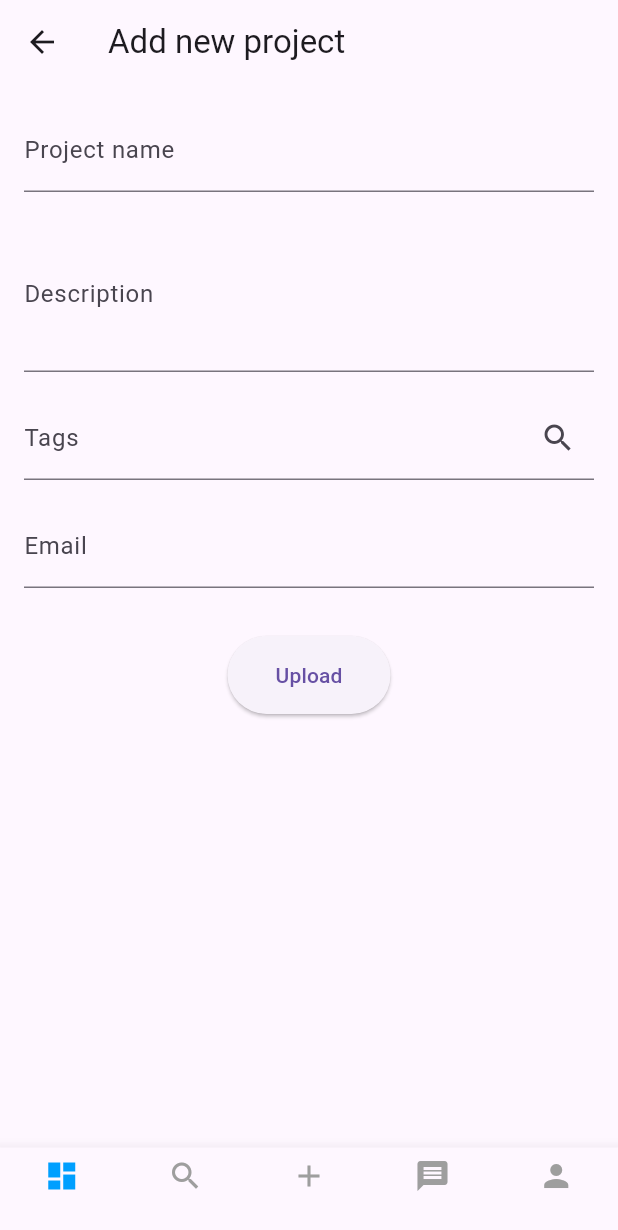
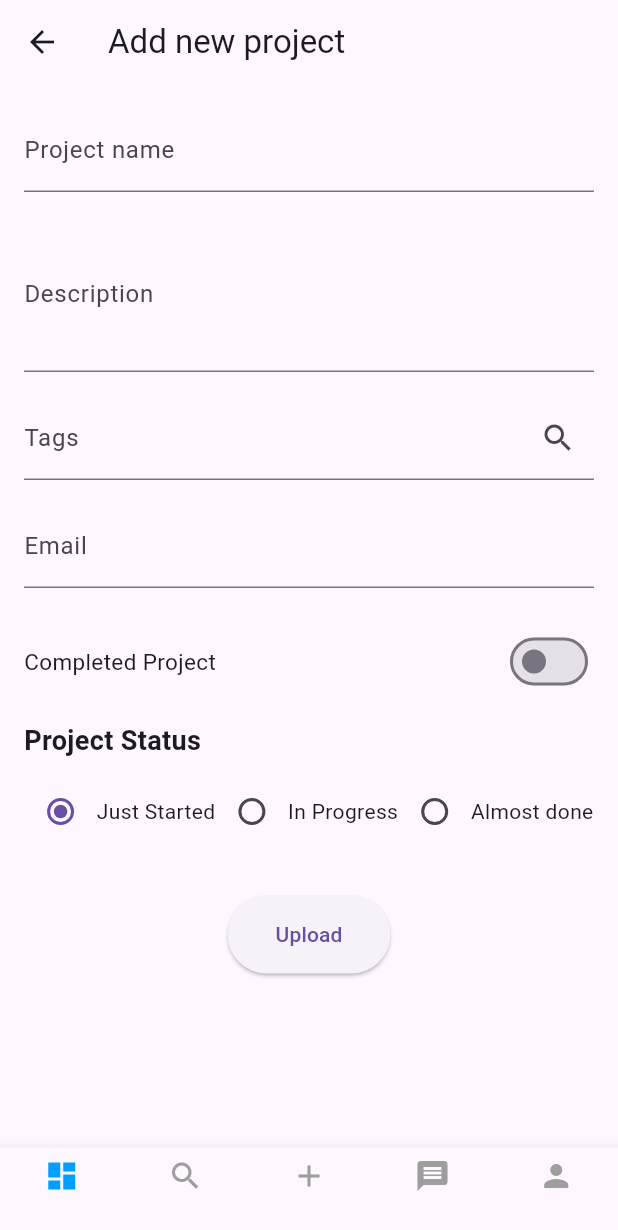
Before and after one commit to gajanana07/BMS-Collabify, a Flutter app: the AddProjectPage screen opened directly, on a phone screen of 412 x 824 dp. Shown: the top 1230 px of the screen. Run offline on Flutter 3.47's test engine with Material 3 defaults, Android fonts, the phone set to English and light mode, and no system bars; our stand-ins replace cached_network_image, cloud_firestore, firebase_auth, firebase_core, firebase_storage, google_sign_in and 1 more; accounts and stored records are empty; network calls fail.

```diff
--- a/lib/addProject.dart
+++ b/lib/addProject.dart
@@ -25,6 +25,9 @@ class AddProjectPage extends StatefulWidget {
 
 class AddProjectState extends State<AddProjectPage> {
   int _selectedIndex = 0;
+  bool _isCompleted = false;
+  String _projectStatus = 'Just Started';
+
   final TextEditingController _projectNameController = TextEditingController();
   final TextEditingController _descriptionController = TextEditingController();
   final TextEditingController _tagsController = TextEditingController();
@@ -40,7 +43,6 @@ class AddProjectState extends State<AddProjectPage> {
           context,
           MaterialPageRoute(builder: (context) => DashboardScreen()),
         );
-        // No change for dashboard, already on the home screen
         break;
       case 1:
         Navigator.push(
@@ -49,7 +51,6 @@ class AddProjectState extends State<AddProjectPage> {
         );
         break;
       case 2:
-
         // Handle add action here
         break;
       case 3:
@@ -70,7 +71,6 @@ class AddProjectState extends State<AddProjectPage> {
         );
         // Handle profile action here
         break;
-      // Handle profile action here
     }
   }
 
@@ -78,9 +78,12 @@ class AddProjectState extends State<AddProjectPage> {
     String projectName = _projectNameController.text;
     String description = _descriptionController.text;
     String tags = _tagsController.text;
-    String client_email = _emailController.text;
+    String clientEmail = _emailController.text;
 
-    if (projectName.isEmpty || description.isEmpty || tags.isEmpty) {
+    if (projectName.isEmpty ||
+        description.isEmpty ||
+        tags.isEmpty ||
+        clientEmail.isEmpty) {
       ScaffoldMessenger.of(context).showSnackBar(
         const SnackBar(content: Text('Please fill all fields')),
       );
@@ -92,7 +95,9 @@ class AddProjectState extends State<AddProjectPage> {
         'project_name': projectName,
         'description': description,
         'tags': tags,
-        'client_email': client_email,
+        'client_email': clientEmail,
+        'completed': _isCompleted,
+        'status': _projectStatus,
         'timestamp': FieldValue.serverTimestamp(),
       });
       ScaffoldMessenger.of(context).showSnackBar(
@@ -102,11 +107,32 @@ class AddProjectState extends State<AddProjectPage> {
       _descriptionController.clear();
       _tagsController.clear();
       _emailController.clear();
+      setState(() {
+        _isCompleted = false;
+        _projectStatus = 'Just Started';
+      });
     } catch (e) {
       ScaffoldMessenger.of(context).showSnackBar(
         SnackBar(content: Text('Failed to upload project: $e')),
       );
     }
+  }
+
+  Widget _buildRadioButton(String value) {
+    return Row(
+      children: [
+        Radio<String>(
+          value: value,
+          groupValue: _projectStatus,
+          onChanged: (newValue) {
+            setState(() {
+              _projectStatus = newValue!;
+            });
+          },
+        ),
+        Text(value),
+      ],
+    );
   }
 
   @override
@@ -149,6 +175,38 @@ class AddProjectState extends State<AddProjectPage> {
                 labelText: 'Email',
               ),
             ),
+            SizedBox(height: 25.0),
+            Row(
+              mainAxisAlignment: MainAxisAlignment.spaceBetween,
+              children: [
+                Text(
+                  'Completed Project',
+                  style: TextStyle(fontSize: 15),
+                ),
+                Switch(
+                  value: _isCompleted,
+                  onChanged: (value) {
+                    setState(() {
+                      _isCompleted = value;
+                    });
+                  },
+                ),
+              ],
+            ),
+            SizedBox(height: 16.0),
+            Text(
+              'Project Status',
+              style: TextStyle(fontSize: 18.0, fontWeight: FontWeight.bold),
+            ),
+            SizedBox(height: 10.0),
+            Row(
+              mainAxisAlignment: MainAxisAlignment.spaceEvenly,
+              children: [
+                _buildRadioButton('Just Started'),
+                _buildRadioButton('In Progress'),
+                _buildRadioButton('Almost done'),
+              ],
+            ),
             SizedBox(height: 32.0),
             Center(
               child: ElevatedButton(
@@ -188,9 +246,9 @@ class AddProjectState extends State<AddProjectPage> {
         ],
         currentIndex: _selectedIndex,
         onTap: _onItemTapped,
-        selectedItemColor: Color(0xFF009FFF), // selected item color
-        unselectedItemColor: Colors.grey, // unselected item color
-        type: BottomNavigationBarType.fixed, // to show all items
+        selectedItemColor: Color(0xFF009FFF),
+        unselectedItemColor: Colors.grey,
+        type: BottomNavigationBarType.fixed,
       ),
     );
   }
```
Also changed, not shown: lib/profileSearch.dart (+60 -5 lines).
